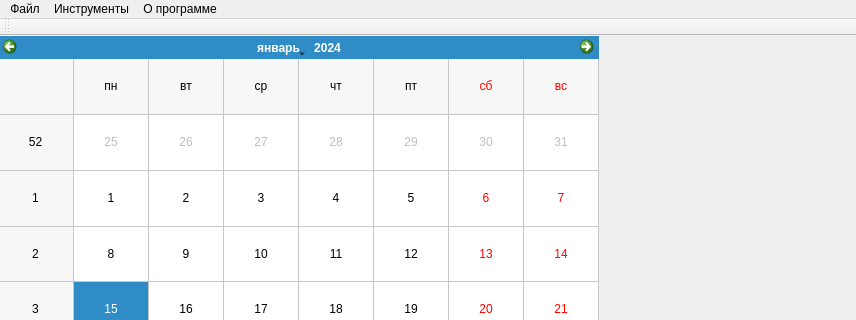
Above: mainwindow.ui from Normandez/ToDoList before the change; both pictures show x 0 to 856 and y 0 to 320 of the 856 by 811 pixel window. Below: the same form after it.
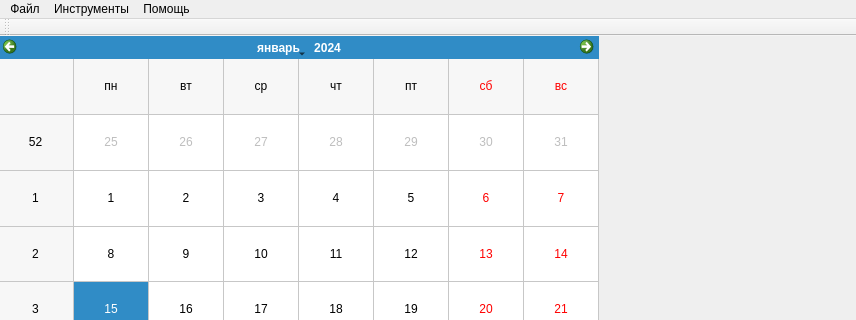
That is the form after the change. Icons and pictures are not drawn.

Commit message: Весь функционал готов! Остался только дизайн + тесты + справка и всё!

The edit to the form file:
```diff
--- a/mainwindow.ui
+++ b/mainwindow.ui
@@ -300,14 +300,14 @@
     <addaction name="separator"/>
     <addaction name="actionDeleteTask"/>
    </widget>
-   <widget class="QMenu" name="menuAbout">
+   <widget class="QMenu" name="menuHelp">
     <property name="title">
-     <string>О программе</string>
+     <string>Помощь</string>
     </property>
    </widget>
    <addaction name="menu"/>
    <addaction name="menu_2"/>
-   <addaction name="menuAbout"/>
+   <addaction name="menuHelp"/>
   </widget>
   <widget class="QToolBar" name="mainToolBar">
    <property name="allowedAreas">
```
Left out of the diff: 21 changed lines with no effect on the pictures. The commit also changes 7 other files.
